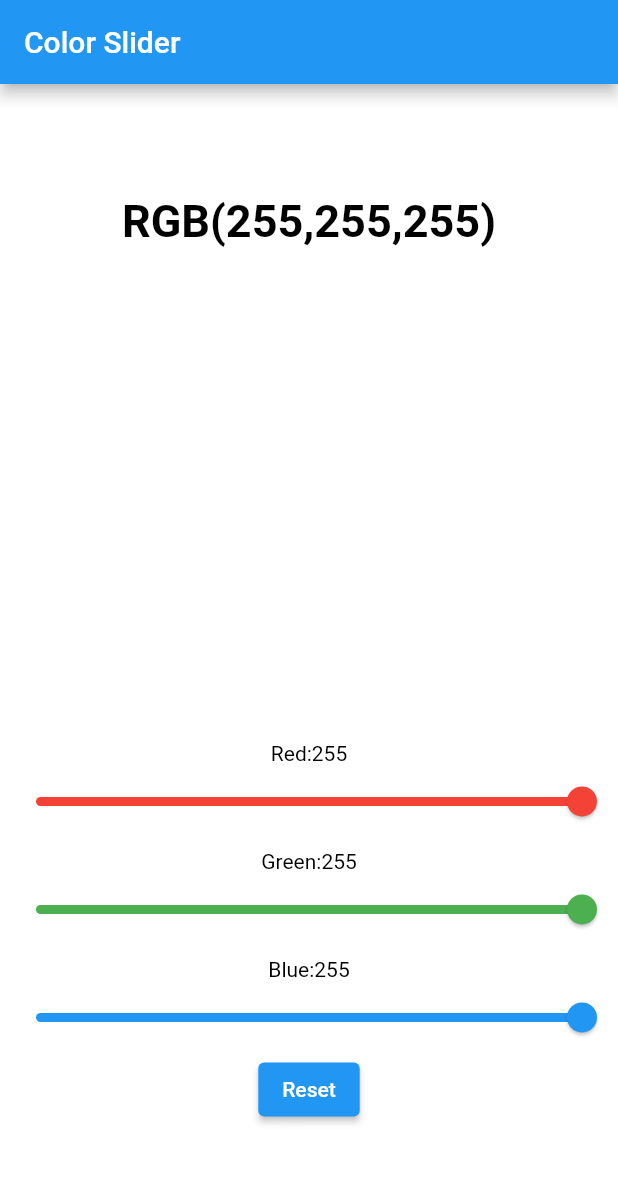
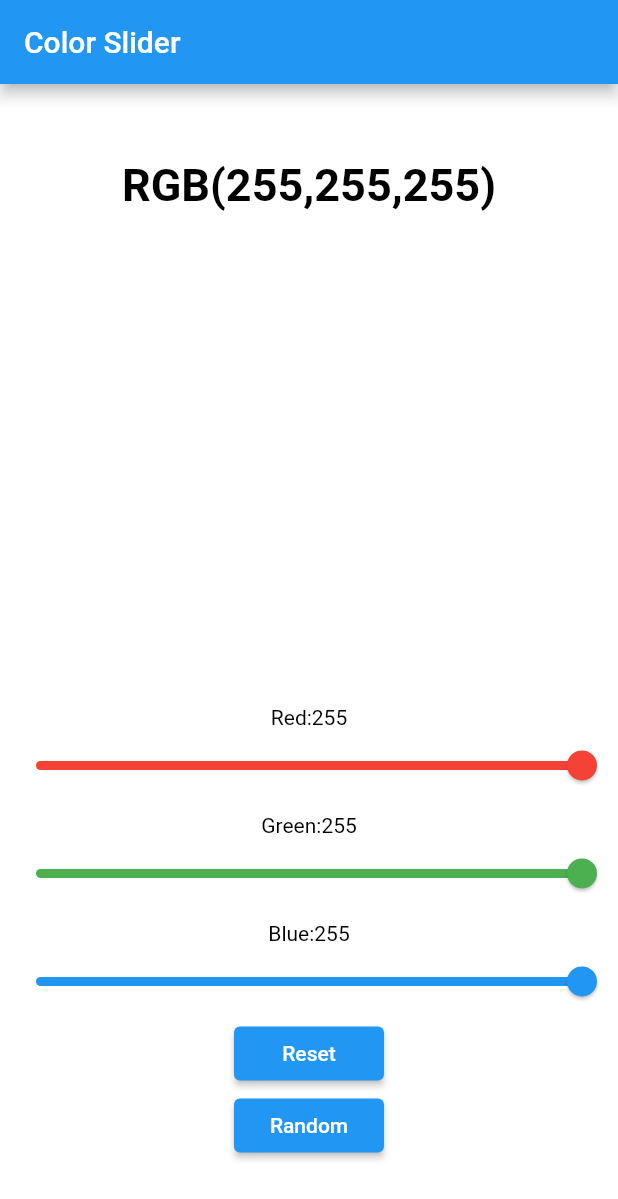
Before and after one commit to adolesamuel/rgb_app, a Flutter app: the screen it shows after launch, on a phone screen of 412 x 824 dp. Shown: the top 1199 px of the screen. Run offline on Flutter 3.47's test engine with Material 2 defaults, Android fonts, the phone set to English and light mode, and no system bars.

Commit message:
added randomize color function

```diff
--- a/lib/home.dart
+++ b/lib/home.dart
@@ -1,3 +1,5 @@
+import 'dart:math';
+
 import 'package:flutter/material.dart';
 
 class HomePage extends StatefulWidget {
@@ -8,6 +10,7 @@ class HomePage extends StatefulWidget {
 class _HomePageState extends State<HomePage> {
   double red = 255, green = 255, blue = 255;
   double opacity = 1;
+  double buttonWidth = 100;
 
   @override
   Widget build(BuildContext context) {
@@ -90,7 +93,9 @@ class _HomePageState extends State<HomePage> {
                         blue = value;
                       });
                     }),
-                ElevatedButton(
+                Container(
+                  width: buttonWidth,
+                  child: ElevatedButton(
                       onPressed: () {
                         setState(() {
                           red = 255;
@@ -98,7 +103,15 @@ class _HomePageState extends State<HomePage> {
                           green = 255;
                         });
                       },
-                    child: Text('Reset'))
+                      child: Text('Reset')),
+                ),
+                Container(
+                  width: buttonWidth,
+                  child: ElevatedButton(
+                    onPressed: _randomizeValues,
+                    child: Text('Random'),
+                  ),
+                )
               ],
             ),
           ],
@@ -106,4 +119,12 @@ class _HomePageState extends State<HomePage> {
       ),
     );
   }
+
+  _randomizeValues() {
+    Random rnd = Random();
+    red = rnd.nextInt(256).toDouble();
+    blue = rnd.nextInt(256).toDouble();
+    green = rnd.nextInt(256).toDouble();
+    setState(() {});
   }
+}
```
Also changed, not shown: 2 other files. Lines whose indentation alone changed are shown as unchanged.
